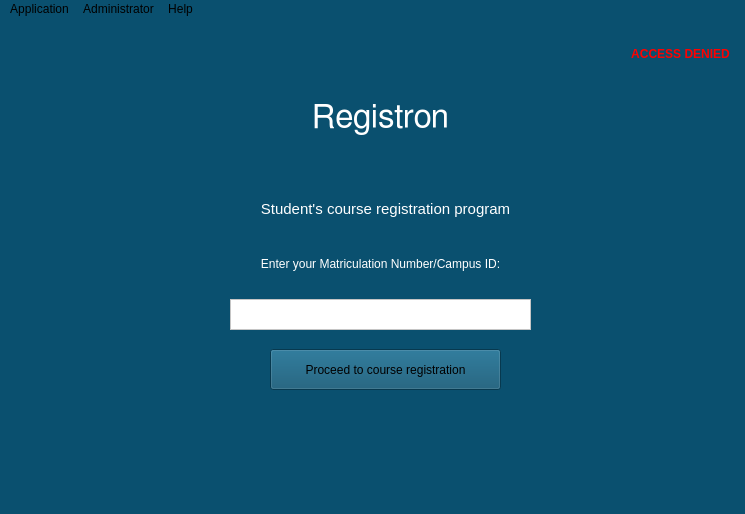
Above: mainwindow.ui from josephrexme/registron before the change. Below: the same form after it.
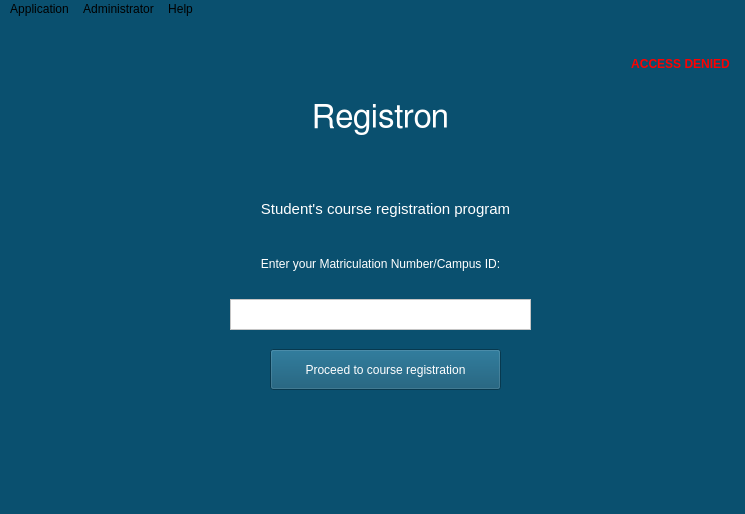
That is the form after the change. Icons and pictures are not drawn.

Commit message: Fixed the error display span for home window

```diff
--- a/mainwindow.ui
+++ b/mainwindow.ui
@@ -120,6 +120,9 @@
       <height>41</height>
      </rect>
     </property>
+    <property name="styleSheet">
+     <string notr="true">background: rgb(10, 80, 111); color: white;</string>
+    </property>
     <property name="text">
      <string>Proceed to course registration</string>
     </property>
@@ -151,9 +154,9 @@
     <property name="geometry">
      <rect>
       <x>620</x>
-      <y>0</y>
+      <y>-10</y>
       <width>121</width>
-      <height>71</height>
+      <height>111</height>
      </rect>
     </property>
     <property name="font">
```
The commit also changes 3 other files.
